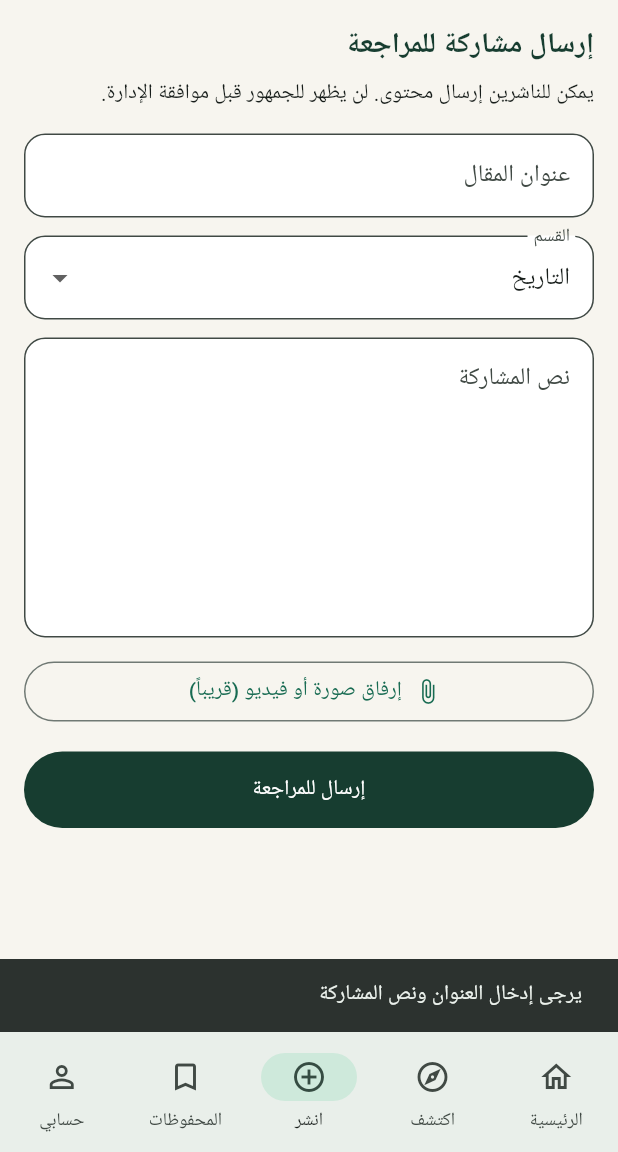
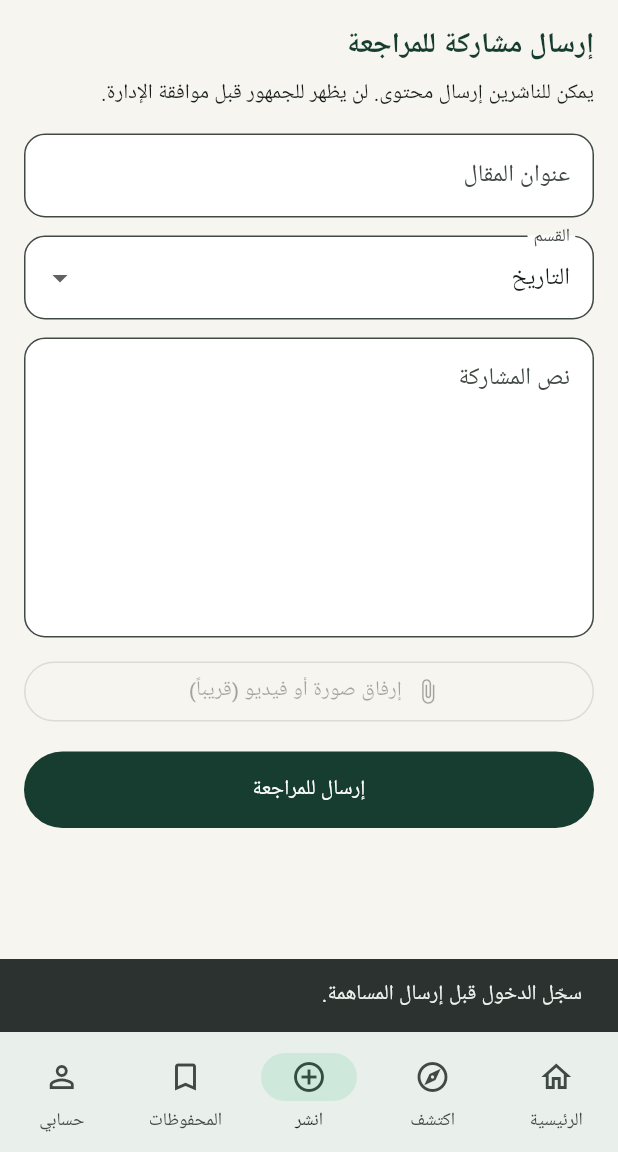
Before and after one commit to 21Kurd/21_Kurd, a Flutter app: the screen it shows after launch, item 3 of the bottom bar chosen, after a tap on "إرسال للمراجعة", on a phone screen of 412 x 824 dp, the part 84-1236 px from its top. Run offline on Flutter 3.47's test engine with Material 3 defaults, Android fonts, the phone set to English and light mode, and no system bars; our stand-ins replace cloud_firestore, firebase_auth, firebase_core, material_ui; accounts and stored records are empty.

Commit message:
Connect submissions to Firestore

```diff
--- a/app/lib/main.dart
+++ b/app/lib/main.dart
@@ -280,19 +280,13 @@ class _SubmitPageState extends State<SubmitPage> {
       TextField(controller: body, maxLines: 7, decoration: const InputDecoration(labelText: 'نص المشاركة', alignLabelWithHint: true)),
       const SizedBox(height: 12),
       OutlinedButton.icon(
-        onPressed: _submit,
+        onPressed: null,
         icon: const Icon(Icons.attach_file), label: const Text('إرفاق صورة أو فيديو (قريباً)'),
       ),
       const SizedBox(height: 16),
       FilledButton(
         style: FilledButton.styleFrom(backgroundColor: forest, padding: const EdgeInsets.all(15)),
-        onPressed: () {
-          if (title.text.trim().isEmpty || body.text.trim().isEmpty) {
-            _notice(context, 'يرجى إدخال العنوان ونص المشاركة');
-            return;
-          }
-          _notice(context, 'هذه نسخة تجريبية: سيتم إرسال المشاركة للمراجعة بعد ربط قاعدة البيانات');
-        },
+        onPressed: _submit,
         child: const Text('إرسال للمراجعة'),
       ),
     ],
```
